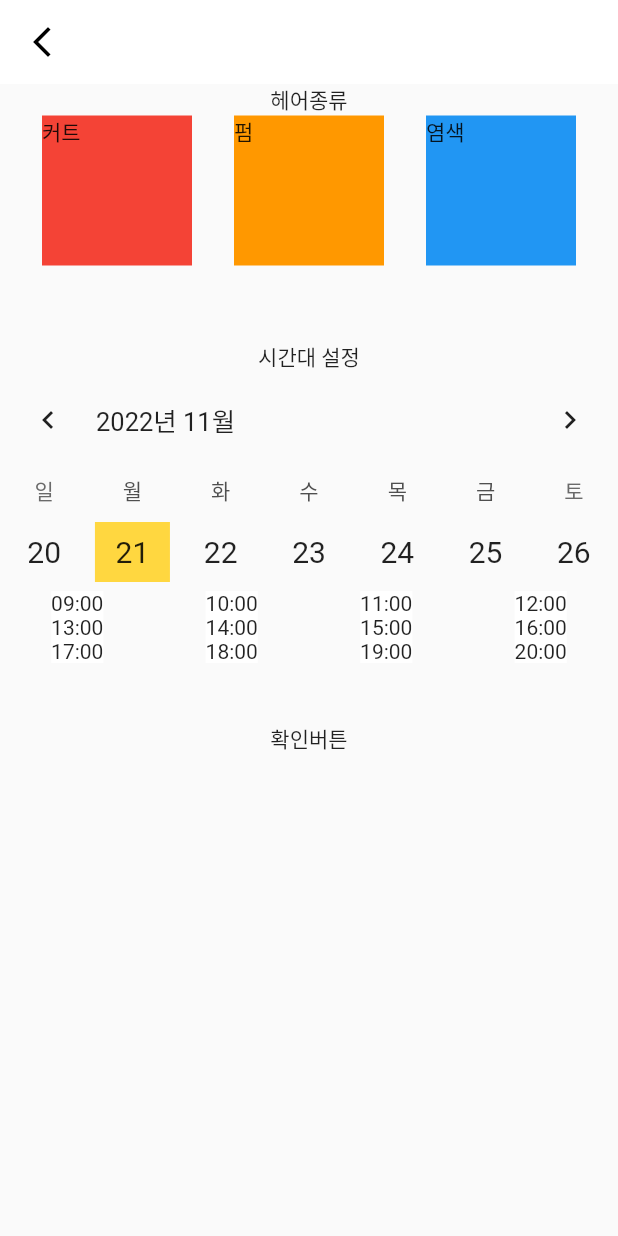
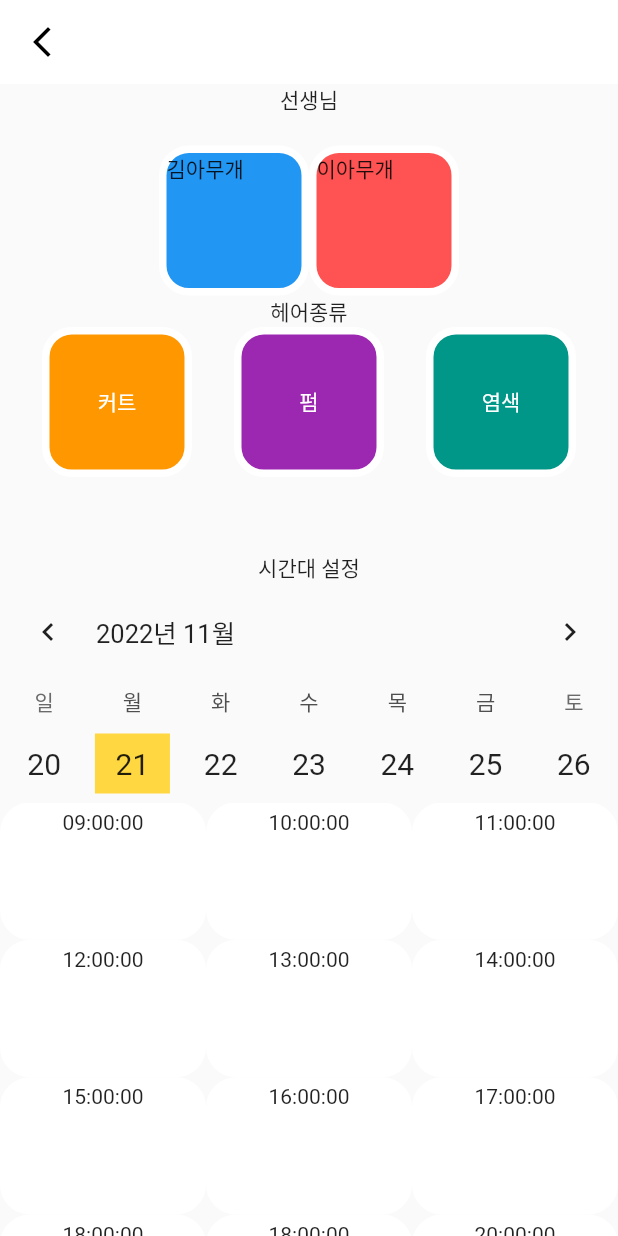
Before and after one commit to chinggu88/hairbook, a Flutter app: the RegisterPage screen opened by its route, on a phone screen of 412 x 824 dp. Run offline on Flutter 3.47's test engine with Material 2 defaults, Android fonts, the phone set to English and light mode, and no system bars; drawn by our look-alikes of table_calendar; our stand-ins replace cloud_firestore, firebase_auth, firebase_core, get, google_sign_in, sign_in_with_apple; missing offline and left inert: flutter_web_auth, kakao_flutter_sdk_user; accounts and stored records are empty.

Commit message:
예약 옵션 선택 로직 추가

```diff
--- a/lib/controller/register_controller.dart
+++ b/lib/controller/register_controller.dart
@@ -12,6 +12,7 @@ class RegisterController extends GetxController {
   DateTime get selectDate => _selectDate.value;
   set selectDate(DateTime value) => _selectDate.value = value;
 
+  ///예약가능 여부 시간 순
   final RxList<bool> _permittime = <bool>[
     false,
     false,
@@ -29,8 +30,28 @@ class RegisterController extends GetxController {
   List<bool> get permittime => _permittime.value;
   set permittime(List<bool> value) => _permittime.assignAll(value);
 
-  // RxBool bb = false.obs;
-  List<String> aa = ['asdf', 'asdf', 'asdf'];
+  ///등록가능한 올타임
+  final RxList<String> _regittime = <String>[
+    "09:00:00",
+    "10:00:00",
+    "11:00:00",
+    "12:00:00",
+    "13:00:00",
+    "14:00:00",
+    "15:00:00",
+    "16:00:00",
+    "17:00:00",
+    "18:00:00",
+    "18:00:00",
+    "20:00:00",
+  ].obs;
+
+  List<String> get regittime => _regittime.value;
+  set regittime(List<String> value) => _regittime.assignAll(value);
+
+  ///등록 내용
+  RxMap<String, dynamic> regitvalue = <String, dynamic>{}.obs;
+
   RxMap events = <DateTime, List<Map<String, dynamic>>>{}.obs;
   Map<DateTime, List<Map<String, dynamic>>>? test = {
     DateTime.utc(2022, 11, 15): [
@@ -40,7 +61,7 @@ class RegisterController extends GetxController {
         "typeCode": "01",
         "phone": "01022049564",
         "managerName": "아무개",
-        "ManageCode": "01",
+        "managerCode": "01",
         "confirm": "N"
       },
       {
@@ -49,7 +70,7 @@ class RegisterController extends GetxController {
         "typeCode": "01",
         "phone": "01022049564",
         "managerName": "아무개",
-        "ManageCode": "01",
+        "managerCode": "01",
         "confirm": "N"
       },
       {
@@ -58,7 +79,7 @@ class RegisterController extends GetxController {
         "typeCode": "02",
         "phone": "01022049564",
         "managerName": "아무개",
-        "ManageCode": "01",
+        "managerCode": "01",
         "confirm": "N"
       },
       {
@@ -67,18 +88,11 @@ class RegisterController extends GetxController {
         "typeCode": "02",
         "phone": "01022049564",
         "managerName": "아무개",
-        "ManageCode": "01",
+        "managerCode": "01",
         "confirm": "N"
       },
     ],
   };
-  //   String? _time;
-  // String? _typeName;
-  // String? _typeCode;
-  // String? _phone;
-  // String? _managerName;
-  // String? _managerCode;
-  // String? _confirm;
 
   @override
   void onReady() {
@@ -86,62 +100,37 @@ class RegisterController extends GetxController {
     super.onReady();
   }
 
+  ///등록데이터 갱신
   void permitregister(DateTime date) {
     List<bool> temp = [];
     if (test![date] != null) {
-      test![date]?.indexWhere((e) => e['time'] == '09:00:00') == -1
-          ? temp.add(false)
-          : temp.add(true);
-      test![date]?.indexWhere((e) => e['time'] == '10:00:00') == -1
-          ? temp.add(false)
-          : temp.add(true);
-      test![date]?.indexWhere((e) => e['time'] == '11:00:00') == -1
-          ? temp.add(false)
-          : temp.add(true);
-      test![date]?.indexWhere((e) => e['time'] == '12:00:00') == -1
-          ? temp.add(false)
-          : temp.add(true);
-      test![date]?.indexWhere((e) => e['time'] == '13:00:00') == -1
-          ? temp.add(false)
-          : temp.add(true);
-      test![date]?.indexWhere((e) => e['time'] == '14:00:00') == -1
-          ? temp.add(false)
-          : temp.add(true);
-      test![date]?.indexWhere((e) => e['time'] == '15:00:00') == -1
-          ? temp.add(false)
-          : temp.add(true);
-      test![date]?.indexWhere((e) => e['time'] == '16:00:00') == -1
-          ? temp.add(false)
-          : temp.add(true);
-      test![date]?.indexWhere((e) => e['time'] == '17:00:00') == -1
-          ? temp.add(false)
-          : temp.add(true);
-      test![date]?.indexWhere((e) => e['time'] == '18:00:00') == -1
-          ? temp.add(false)
-          : temp.add(true);
-      test![date]?.indexWhere((e) => e['time'] == '19:00:00') == -1
-          ? temp.add(false)
-          : temp.add(true);
-      test![date]?.indexWhere((e) => e['time'] == '20:00:00') == -1
-          ? temp.add(false)
-          : temp.add(true);
+      for (int i = 0; i < regittime.length; i++) {
+        test![date]?.indexWhere((e) => e['time'] == regittime[i]) == -1
+            ? temp.add(false)
+            : temp.add(true);
+      }
     } else {
-      temp = [
-        false,
-        false,
-        false,
-        false,
-        false,
-        false,
-        false,
-        false,
-        false,
-        false,
-        false,
-        false
-      ];
+      for (int i = 0; i < regittime.length; i++) {
+        temp.add(false);
+      }
     }
     _permittime.assignAll(temp);
-    log(_permittime.toList().toString());
+  }
+
+  ///클릭한 예약 내역
+  void selectvalue(String title, String value) {
+    regitvalue[title] = value;
+    if (value == '커트') {
+      regitvalue['typeCode'] = '01';
+    } else if (value == '펌') {
+      regitvalue['typeCode'] = '02';
+    } else if (value == '염색') {
+      regitvalue['typeCode'] = '03';
+    } else if (value == '김아무개') {
+      regitvalue['managerCode'] = '01';
+    } else if (value == '이아무개') {
+      regitvalue['managerCode'] = '02';
+    }
+    log('selectvalue ${regitvalue}');
   }
 }
--- a/lib/main.dart
+++ b/lib/main.dart
@@ -5,7 +5,6 @@ import 'package:hair/common/bindings/initbinds.dart';
 import 'package:hair/common/const/appPage.dart';
 import 'package:hair/controller/login_controller.dart';
 import 'package:hair/controller/register_controller.dart';
-import 'package:hair/firebase_options.dart';
 import 'package:hair/view/book/book_page.dart';
 import 'package:hair/view/login_page.dart';
 import 'package:hair/view/register_page.dart';
@@ -18,7 +17,7 @@ Future<void> main() async {
         onInit: () async {
           Intl.defaultLocale = 'ko_KR';
         },
-        initialRoute: login,
+        initialRoute: storage,
         initialBinding: initbinding(),
         getPages: [
           GetPage(
--- a/lib/view/register_page.dart
+++ b/lib/view/register_page.dart
@@ -27,29 +27,141 @@ class RegisterPage extends StatelessWidget {
             mainAxisAlignment: MainAxisAlignment.center,
             crossAxisAlignment: CrossAxisAlignment.center,
             children: [
+              Text('선생님'),
+              Column(
+                children: [
+                  SizedBox(
+                    height: 20,
+                  ),
+                  Obx(() {
+                    return Container(
+                      width: Get.size.width,
+                      child: Row(
+                        mainAxisAlignment: MainAxisAlignment.center,
+                        crossAxisAlignment: CrossAxisAlignment.center,
+                        children: [
+                          GestureDetector(
+                            onTap: () =>
+                                controller.selectvalue('managerName', '김아무개'),
+                            child: SizedBox(
+                              width: 100,
+                              height: 100,
+                              child: Container(
+                                child: Text('김아무개'),
+                                decoration: BoxDecoration(
+                                  color: Colors.blue,
+                                  borderRadius: BorderRadius.circular(20),
+                                  border: Border.all(
+                                      color: controller
+                                                  .regitvalue['managerName'] ==
+                                              '김아무개'
+                                          ? Colors.black
+                                          : Colors.white,
+                                      width: 5),
+                                ),
+                              ),
+                            ),
+                          ),
+                          GestureDetector(
+                            onTap: () =>
+                                controller.selectvalue('managerName', '이아무개'),
+                            child: SizedBox(
+                              width: 100,
+                              height: 100,
+                              child: Container(
+                                child: Text('이아무개'),
+                                decoration: BoxDecoration(
+                                  color: Colors.redAccent,
+                                  borderRadius: BorderRadius.circular(20),
+                                  border: Border.all(
+                                      color: controller
+                                                  .regitvalue['managerName'] ==
+                                              '이아무개'
+                                          ? Colors.black
+                                          : Colors.white,
+                                      width: 5),
+                                ),
+                              ),
+                            ),
+                          )
+                        ],
+                      ),
+                    );
+                  }),
+                ],
+              ),
               Text('헤어종류'),
-              Row(
+              Obx(
+                () {
+                  return Row(
                     mainAxisAlignment: MainAxisAlignment.spaceEvenly,
                     children: [
-                  Container(
+                      GestureDetector(
+                        onTap: () => controller.selectvalue('typename', '커트'),
+                        child: Container(
                           width: 100,
                           height: 100,
-                    color: Colors.red,
-                    child: Text('커트'),
+                          child: Center(
+                              child: Text(
+                            '커트',
+                            style: TextStyle(color: Colors.white),
+                          )),
+                          decoration: BoxDecoration(
+                            color: Colors.orange,
+                            borderRadius: BorderRadius.circular(20),
+                            border: Border.all(
+                                color: controller.regitvalue['typename'] == '커트'
+                                    ? Colors.black
+                                    : Colors.white,
+                                width: 5),
                           ),
-                  Container(
+                        ),
+                      ),
+                      GestureDetector(
+                        onTap: () => controller.selectvalue('typename', '펌'),
+                        child: Container(
                           width: 100,
                           height: 100,
-                    color: Colors.orange,
-                    child: Text('펌'),
+                          child: Center(
+                              child: Text(
+                            '펌',
+                            style: TextStyle(color: Colors.white),
+                          )),
+                          decoration: BoxDecoration(
+                            color: Colors.purple,
+                            borderRadius: BorderRadius.circular(20),
+                            border: Border.all(
+                                color: controller.regitvalue['typename'] == '펌'
+                                    ? Colors.black
+                                    : Colors.white,
+                                width: 5),
                           ),
-                  Container(
+                        ),
+                      ),
+                      GestureDetector(
+                        onTap: () => controller.selectvalue('typename', '염색'),
+                        child: Container(
                           width: 100,
                           height: 100,
-                    color: Colors.blue,
-                    child: Text('염색'),
+                          child: Center(
+                              child: Text(
+                            '염색',
+                            style: TextStyle(color: Colors.white),
+                          )),
+                          decoration: BoxDecoration(
+                            color: Colors.teal,
+                            borderRadius: BorderRadius.circular(20),
+                            border: Border.all(
+                                color: controller.regitvalue['typename'] == '염색'
+                                    ? Colors.black
+                                    : Colors.white,
+                                width: 5),
+                          ),
+                        ),
                       ),
                     ],
+                  );
+                },
               ),
               SizedBox(
                 height: 50,
@@ -158,6 +270,7 @@ class RegisterPage extends StatelessWidget {
                         );
                       },
                       selectedBuilder: (context, dateTime, focusedDay) {
+                        log('asdf ${dateTime} ${focusedDay}');
                         return Stack(
                           clipBehavior: Clip.none,
                           children: [
@@ -193,84 +306,13 @@ class RegisterPage extends StatelessWidget {
                 },
               ),
               Obx(() {
-                return Row(
-                  mainAxisAlignment: MainAxisAlignment.spaceAround,
-                  children: [
-                    Container(
-                        color: controller.permittime[0]
-                            ? Colors.grey
-                            : Colors.white,
-                        child: Text('09:00')),
-                    Container(
-                        color: controller.permittime[1]
-                            ? Colors.grey
-                            : Colors.white,
-                        child: Text('10:00')),
-                    Container(
-                        color: controller.permittime[2]
-                            ? Colors.grey
-                            : Colors.white,
-                        child: Text('11:00')),
-                    Container(
-                        color: controller.permittime[3]
-                            ? Colors.grey
-                            : Colors.white,
-                        child: Text('12:00'))
-                  ],
-                );
-              }),
-              Obx(() {
-                return Row(
-                  mainAxisAlignment: MainAxisAlignment.spaceAround,
-                  children: [
-                    Container(
-                        color: controller.permittime[4]
-                            ? Colors.grey
-                            : Colors.white,
-                        child: Text('13:00')),
-                    Container(
-                        color: controller.permittime[5]
-                            ? Colors.grey
-                            : Colors.white,
-                        child: Text('14:00')),
-                    Container(
-                        color: controller.permittime[6]
-                            ? Colors.grey
-                            : Colors.white,
-                        child: Text('15:00')),
-                    Container(
-                        color: controller.permittime[7]
-                            ? Colors.grey
-                            : Colors.white,
-                        child: Text('16:00'))
-                  ],
-                );
-              }),
-              Obx(() {
-                return Row(
-                  mainAxisAlignment: MainAxisAlignment.spaceAround,
-                  children: [
-                    Container(
-                        color: controller.permittime[8]
-                            ? Colors.grey
-                            : Colors.white,
-                        child: Text('17:00')),
-                    Container(
-                        color: controller.permittime[9]
-                            ? Colors.grey
-                            : Colors.white,
-                        child: Text('18:00')),
-                    Container(
-                        color: controller.permittime[10]
-                            ? Colors.grey
-                            : Colors.white,
-                        child: Text('19:00')),
-                    Container(
-                        color: controller.permittime[11]
-                            ? Colors.grey
-                            : Colors.white,
-                        child: Text('20:00'))
-                  ],
+                return Container(
+                  height: 300,
+                  child: GridView.count(
+                    childAspectRatio: 1.5,
+                    crossAxisCount: 3,
+                    children: Schecdulelist(controller.test!),
+                  ),
                 );
               }),
               SizedBox(
@@ -283,4 +325,41 @@ class RegisterPage extends StatelessWidget {
       ),
     );
   }
+
+  ///등록 상세내역
+  List<Widget> Schecdulelist(Map<DateTime, List<Map<String, dynamic>>> event) {
+    List<Widget> reWidget = [];
+    for (int i = 0; i < controller.regittime.length; i++) {
+      reWidget.add(GestureDetector(
+        onTap: () => controller.selectvalue("time", controller.regittime[i]),
+        child: Container(
+          decoration: BoxDecoration(
+            color: controller.permittime[i] ? Colors.grey : Colors.white,
+            borderRadius: BorderRadius.circular(20),
+            border: Border.all(
+                color: controller.regitvalue['time'] ==
+                        controller.regittime[i].toString()
+                    ? Colors.black
+                    : Colors.white,
+                width: 5),
+          ),
+          child: Column(
+            children: [
+              Text(controller.regittime[i].toString()),
+              if (controller.permittime[i]) ...[
+                Text(controller.test![controller.selectDate]![0]['typename']
+                    .toString()),
+                Text(controller.test![controller.selectDate]![0]['managerName']
+                    .toString()),
+                Text(controller.test![controller.selectDate]![0]['confirm']
+                    .toString()),
+              ]
+            ],
+          ),
+        ),
+      ));
     }
+
+    return reWidget;
+  }
+}
```
Also changed, not shown: lib/view/storage_page.dart (+13 -45 lines). Lines whose indentation alone changed are shown as unchanged.
